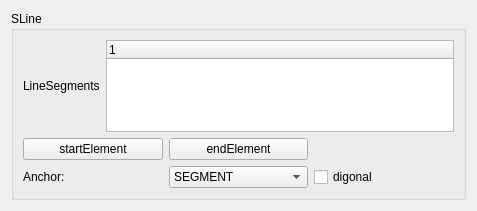
First picture: the form in mscore/mscore/line.ui, repository musescore/musescore-old, before the edit.
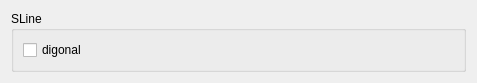
Second picture: the form after the edit.

Diff of the .ui file:
```diff
--- a/mscore/mscore/line.ui
+++ b/mscore/mscore/line.ui
@@ -7,7 +7,7 @@
     <x>0</x>
     <y>0</y>
     <width>477</width>
-    <height>211</height>
+    <height>72</height>
    </rect>
   </property>
   <property name="windowTitle">
@@ -23,70 +23,15 @@
       <bool>false</bool>
      </property>
      <layout class="QVBoxLayout" name="verticalLayout">
-      <item>
-       <layout class="QHBoxLayout">
-        <item>
-         <widget class="QLabel" name="label_2">
-          <property name="text">
-           <string notr="true">LineSegments</string>
-          </property>
-         </widget>
-        </item>
-        <item>
-         <widget class="QTreeWidget" name="segments">
-          <column>
-           <property name="text">
-            <string>1</string>
-           </property>
-          </column>
-         </widget>
-        </item>
-       </layout>
-      </item>
       <item>
        <layout class="QGridLayout" name="gridLayout">
-        <item row="0" column="1">
-         <widget class="QPushButton" name="rightElement">
-          <property name="text">
-           <string notr="true">endElement</string>
-          </property>
-         </widget>
-        </item>
-        <item row="1" column="0">
-         <widget class="QLabel" name="label_3">
-          <property name="text">
-           <string notr="true">Anchor:</string>
-          </property>
-         </widget>
-        </item>
-        <item row="1" column="1">
-         <widget class="QComboBox" name="anchor">
-          <item>
-           <property name="text">
-            <string notr="true">SEGMENT</string>
-           </property>
-          </item>
-          <item>
-           <property name="text">
-            <string notr="true">MEASURE</string>
-           </property>
-          </item>
-         </widget>
-        </item>
-        <item row="1" column="2">
+        <item row="0" column="0">
          <widget class="QCheckBox" name="diagonal">
           <property name="text">
            <string notr="true">digonal</string>
           </property>
          </widget>
         </item>
-        <item row="0" column="0">
-         <widget class="QPushButton" name="leftElement">
-          <property name="text">
-           <string notr="true">startElement</string>
-          </property>
-         </widget>
-        </item>
        </layout>
       </item>
      </layout>
```
